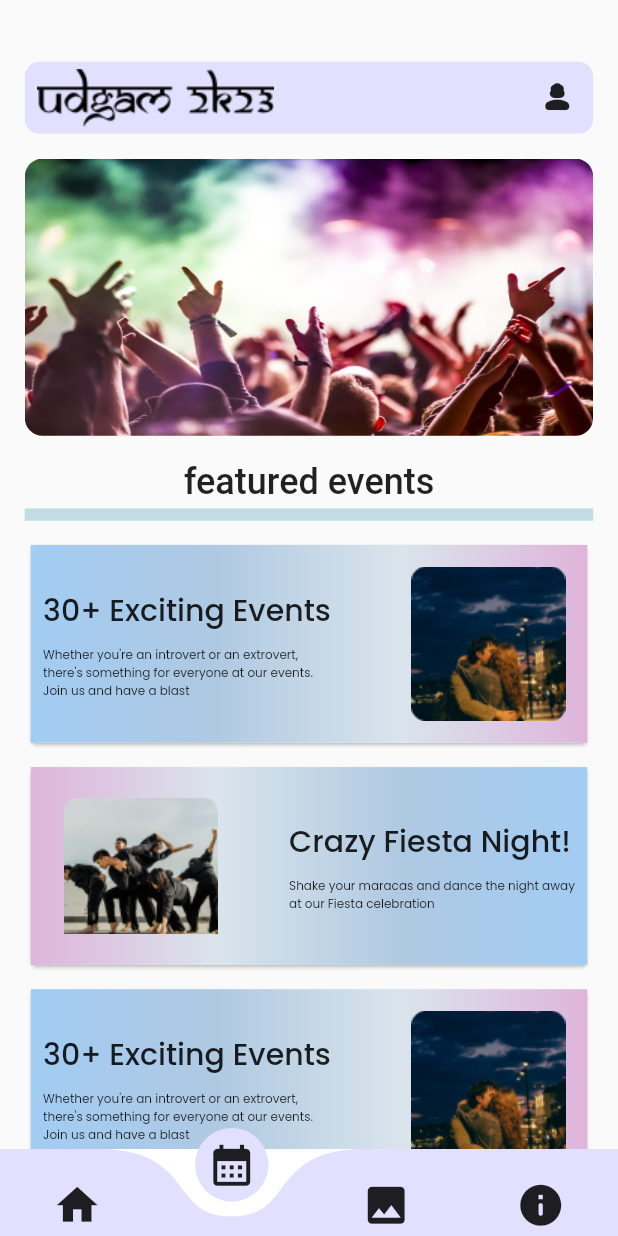
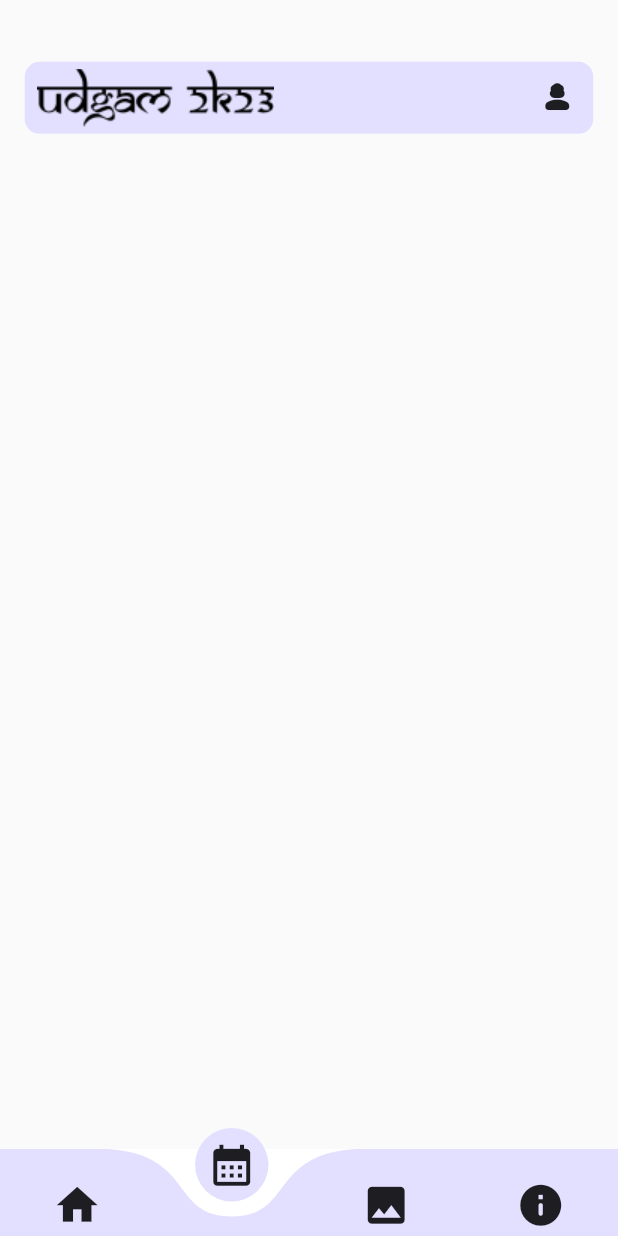
Before and after one commit to DevCANS/udgam2k23App, a Flutter app: the screen it shows after launch, item 2 of the bottom bar chosen, on a phone screen of 412 x 824 dp. Run offline on Flutter 3.47's test engine with Material 2 defaults, Android fonts, the phone set to English and light mode, and no system bars; drawn by our look-alikes of carousel_slider, curved_navigation_bar; our stand-ins replace font_awesome_flutter, google_fonts.

Commit message:
Third Commit

```diff
--- /dev/null
+++ b/udgam2k23/lib/general.dart
@@ -0,0 +1,63 @@
+import 'package:curved_navigation_bar/curved_navigation_bar.dart';
+import 'package:flutter/material.dart';
+import 'package:udgam2k23/constants.dart';
+import 'package:udgam2k23/screens/about/about_screen.dart';
+import 'package:udgam2k23/screens/events/events_screen.dart';
+import 'package:udgam2k23/screens/gallery/gallery_screen.dart';
+import 'package:udgam2k23/screens/home/home_screen.dart';
+
+class General extends StatefulWidget {
+  const General({super.key});
+
+  @override
+  State<General> createState() => _GeneralState();
+}
+
+class _GeneralState extends State<General> {
+  final List<Widget> _children = [
+    const HomeScreen(),
+    const EventsScreen(),
+    const GalleryScreen(),
+    const AboutScreen(),
+  ];
+  int _currentTabIndex = 0;
+  @override
+  Widget build(BuildContext context) {
+    final Size size = MediaQuery.of(context).size;
+    return Scaffold(
+      body: _children[_currentTabIndex],
+      bottomNavigationBar: CurvedNavigationBar(
+        animationCurve: Curves.easeOut,
+        color: backgroundColor,
+        height: 58,
+        backgroundColor: Colors.white,
+        items: [
+          Icon(
+            Icons.home,
+            size: size.height * 0.04,
+          ),
+          Icon(
+            Icons.calendar_month,
+            size: size.height * 0.04,
+          ),
+          Icon(
+            Icons.image,
+            size: size.height * 0.04,
+          ),
+          Icon(
+            Icons.info_rounded,
+            size: size.height * 0.04,
+          ),
+        ],
+        onTap: _onTap,
+        index: _currentTabIndex,
+      ),
+    );
+  }
+
+  void _onTap(int index) {
+    setState(() {
+      _currentTabIndex = index;
+    });
+  }
+}
--- a/udgam2k23/lib/main.dart
+++ b/udgam2k23/lib/main.dart
@@ -1,5 +1,5 @@
 import 'package:flutter/material.dart';
-import 'package:udgam2k23/screens/home/home_screen.dart';
+import 'package:udgam2k23/general.dart';
 
 void main() {
   // WidgetsFlutterBinding.ensureInitialized();
@@ -28,7 +28,7 @@ class MyApp extends StatelessWidget {
         // is not restarted.
         primarySwatch: Colors.blue,
       ),
-      home: const HomeScreen(),
+      home: const General(),
     );
   }
 }
--- /dev/null
+++ b/udgam2k23/lib/screens/events/events_screen.dart
@@ -0,0 +1,62 @@
+import 'package:flutter/material.dart';
+import 'package:udgam2k23/constants.dart';
+
+class EventsScreen extends StatefulWidget {
+  const EventsScreen({super.key});
+
+  @override
+  State<EventsScreen> createState() => _EventsScreenState();
+}
+
+class _EventsScreenState extends State<EventsScreen> {
+  @override
+  Widget build(BuildContext context) {
+    final Size size = MediaQuery.of(context).size;
+    return Scaffold(
+      body: SingleChildScrollView(
+        child: Padding(
+          padding: EdgeInsets.only(
+            left: size.width * 0.04,
+            right: size.width * 0.04,
+          ),
+          child: Column(
+            mainAxisAlignment: MainAxisAlignment.start,
+            crossAxisAlignment: CrossAxisAlignment.center,
+            children: [
+              SizedBox(
+                height: size.height * 0.05,
+              ),
+              Container(
+                decoration: BoxDecoration(
+                  color: backgroundColor,
+                  borderRadius: BorderRadius.circular(
+                    10,
+                  ),
+                ),
+                child: Padding(
+                  padding: EdgeInsets.only(
+                    left: size.width * 0.02,
+                  ),
+                  child: Row(
+                    mainAxisAlignment: MainAxisAlignment.spaceBetween,
+                    children: [
+                      Image.asset(
+                        "assets/images/udgam.png",
+                      ),
+                      IconButton(
+                        onPressed: () {},
+                        icon: const Icon(
+                          Icons.person_3_rounded,
+                        ),
+                      ),
+                    ],
+                  ),
+                ),
+              ),
+            ],
+          ),
+        ),
+      ),
+    );
+  }
+}
--- a/udgam2k23/lib/screens/home/home_screen.dart
+++ b/udgam2k23/lib/screens/home/home_screen.dart
@@ -8,9 +8,11 @@ import 'package:font_awesome_flutter/font_awesome_flutter.dart';
 import 'package:google_fonts/google_fonts.dart';
 import 'package:udgam2k23/constants.dart';
 import 'package:udgam2k23/methods/methods.dart';
+import 'package:udgam2k23/screens/about/about_screen.dart';
+import 'package:udgam2k23/screens/events/events_screen.dart';
+import 'package:udgam2k23/screens/gallery/gallery_screen.dart';
 import 'package:udgam2k23/screens/home/widgets/featured_card1.dart';
 import 'package:udgam2k23/screens/home/widgets/featured_card2.dart';
-import 'package:url_launcher/url_launcher.dart';
 
 class HomeScreen extends StatefulWidget {
   const HomeScreen({super.key});
@@ -28,8 +30,6 @@ class _HomeScreenState extends State<HomeScreen> {
   ];
   final CarouselController carouselController = CarouselController();
   int currentIndex = 0;
-  // int _page = 0;
-  final GlobalKey<CurvedNavigationBarState> _bottomNavigationKey = GlobalKey();
   @override
   Widget build(BuildContext context) {
     final Size size = MediaQuery.of(context).size;
@@ -243,32 +243,6 @@ class _HomeScreenState extends State<HomeScreen> {
           ),
         ),
       ),
-      bottomNavigationBar: CurvedNavigationBar(
-        key: _bottomNavigationKey,
-        animationCurve: Curves.easeOut,
-        color: backgroundColor,
-        height: 58,
-        backgroundColor: Colors.white,
-        items: [
-          Icon(
-            Icons.home,
-            size: size.height * 0.04,
-          ),
-          Icon(
-            Icons.calendar_month,
-            size: size.height * 0.04,
-          ),
-          Icon(
-            Icons.image,
-            size: size.height * 0.04,
-          ),
-          Icon(
-            Icons.info_rounded,
-            size: size.height * 0.04,
-          ),
-        ],
-        onTap: (index) {},
-      ),
     );
   }
 }
```
Also changed, not shown: udgam2k23/lib/screens/about/about_screen.dart (added, +62 -0 lines), udgam2k23/lib/screens/gallery/gallery_screen.dart (added, +62 -0 lines), 1 other file.
